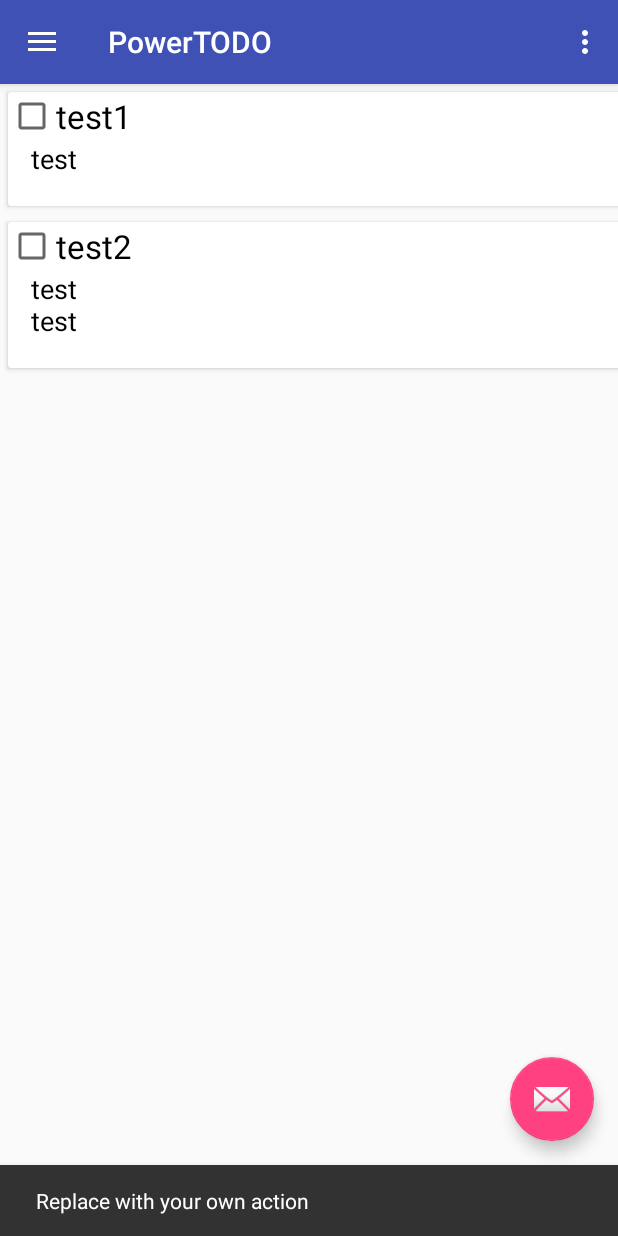
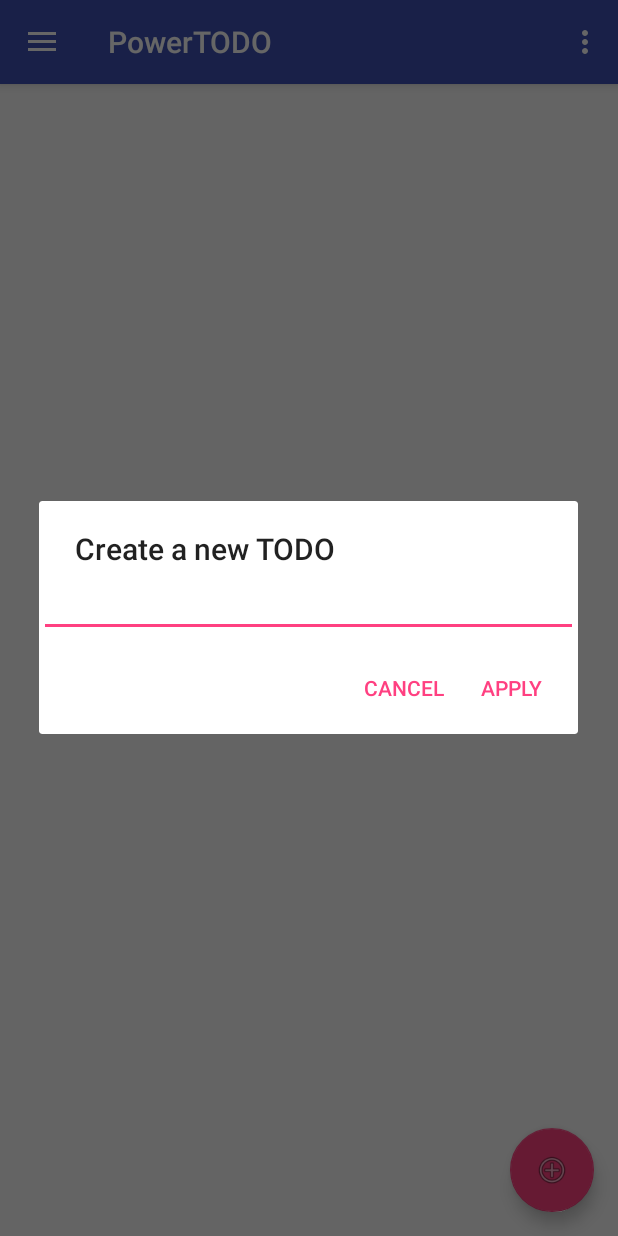
Before and after one commit to Lyukx/QuickTodo, an Android app: the screen it shows after launch (MainActivity), after a tap on an icon or button, on a phone screen of 412 x 824 dp. Run offline under Robolectric (Android 15) with nearby library versions, the phone set to English and light mode, and no system bars.

Commit message:
Add feature: create quick todo

```diff
--- a/app/src/main/java/jp/ac/titech/itpro/sdl/powertodo/MainActivity.java
+++ b/app/src/main/java/jp/ac/titech/itpro/sdl/powertodo/MainActivity.java
@@ -1,8 +1,11 @@
 package jp.ac.titech.itpro.sdl.powertodo;
 
+import android.content.Context;
+import android.content.DialogInterface;
 import android.os.Bundle;
 import android.support.design.widget.FloatingActionButton;
 import android.support.design.widget.Snackbar;
+import android.support.v7.app.AlertDialog;
 import android.support.v7.widget.DefaultItemAnimator;
 import android.support.v7.widget.LinearLayoutManager;
 import android.support.v7.widget.RecyclerView;
@@ -15,6 +18,7 @@ import android.support.v7.app.AppCompatActivity;
 import android.support.v7.widget.Toolbar;
 import android.view.Menu;
 import android.view.MenuItem;
+import android.widget.EditText;
 
 import java.util.ArrayList;
 import java.util.List;
@@ -25,6 +29,8 @@ public class MainActivity extends AppCompatActivity
     private RecyclerView todoList;
     private TodoAdapter todoAdapter;
     private List<Todo> todos = new ArrayList<Todo>();
+
+    final Context context = this;
 
     @Override
     protected void onCreate(Bundle savedInstanceState) {
@@ -37,8 +43,19 @@ public class MainActivity extends AppCompatActivity
         fab.setOnClickListener(new View.OnClickListener() {
             @Override
             public void onClick(View view) {
-                Snackbar.make(view, "Replace with your own action", Snackbar.LENGTH_LONG)
-                        .setAction("Action", null).show();
+                AlertDialog.Builder alertDialogBuilder = new AlertDialog.Builder(context);
+                final EditText editText = new EditText(context);
+
+                alertDialogBuilder.setTitle("Create a new TODO")
+                        .setView(editText)
+                        .setPositiveButton("Apply", new DialogInterface.OnClickListener() {
+                            @Override
+                            public void onClick(DialogInterface dialogInterface, int i) {
+                                Todo newTodo = new Todo(editText.getText().toString());
+                                todos.add(newTodo);
+                            }
+                        })
+                        .setNegativeButton("Cancel", null).show();
             }
         });
 
@@ -51,11 +68,6 @@ public class MainActivity extends AppCompatActivity
         NavigationView navigationView = (NavigationView) findViewById(R.id.nav_view);
         navigationView.setNavigationItemSelectedListener(this);
 
-        // Test Code
-        Todo newTodo = new Todo("test1","test","test");
-        todos.add(newTodo);
-        Todo newTodo2 = new Todo("test2","test\ntest","test");
-        todos.add(newTodo2);
         // Get RecyclerView and set it up
         todoList = (RecyclerView) findViewById(R.id.todoList);
         todoList.setLayoutManager(new LinearLayoutManager(this));
--- a/app/src/main/java/jp/ac/titech/itpro/sdl/powertodo/Todo.java
+++ b/app/src/main/java/jp/ac/titech/itpro/sdl/powertodo/Todo.java
@@ -18,4 +18,11 @@ public class Todo {
         this.description = description;
         this.time = time;
     }
+
+    // Create a quick todoitem
+    public Todo(String title){
+        this.title = title;
+        this.description = "";
+        this.time = "";
+    }
 }
--- a/app/src/main/res/layout/app_bar_main.xml
+++ b/app/src/main/res/layout/app_bar_main.xml
@@ -28,6 +28,6 @@
         android:layout_height="wrap_content"
         android:layout_gravity="bottom|end"
         android:layout_margin="@dimen/fab_margin"
-        app:srcCompat="@android:drawable/ic_dialog_email" />
+        app:srcCompat="@android:drawable/ic_menu_add" />
 
 </android.support.design.widget.CoordinatorLayout>
--- a/app/src/main/res/layout/content_main.xml
+++ b/app/src/main/res/layout/content_main.xml
@@ -11,8 +11,8 @@
 
     <android.support.v7.widget.RecyclerView
         android:id="@+id/todoList"
-        android:layout_width="584dp"
-        android:layout_height="807dp"
+        android:layout_width="752dp"
+        android:layout_height="871dp"
         tools:layout_editor_absoluteX="8dp"
         tools:layout_editor_absoluteY="8dp" />
 </android.support.constraint.ConstraintLayout>
```
